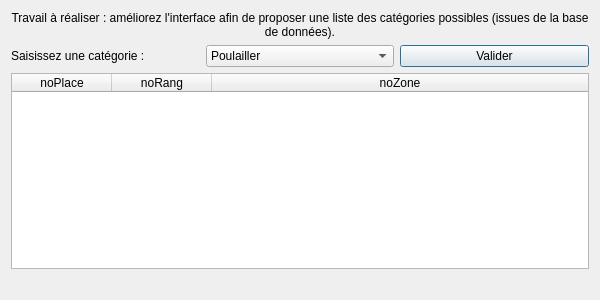
The window that gui/fct_comp_2.ui (Yalkann/ProjetCEBD) describes before a commit, drawn with Qt 5.
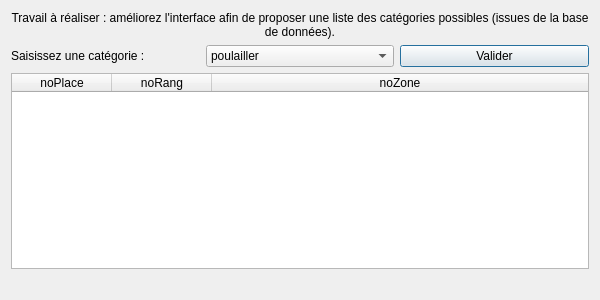
The same window after the commit.

Patch:
```diff
--- a/gui/fct_comp_2.ui
+++ b/gui/fct_comp_2.ui
@@ -40,7 +40,7 @@
       <widget class="QComboBox" name="comboBox">
        <item>
         <property name="text">
-         <string>Poulailler</string>
+         <string>poulailler</string>
         </property>
        </item>
        <item>
```
Left out of the diff: 4 changed lines with no effect on the pictures.
